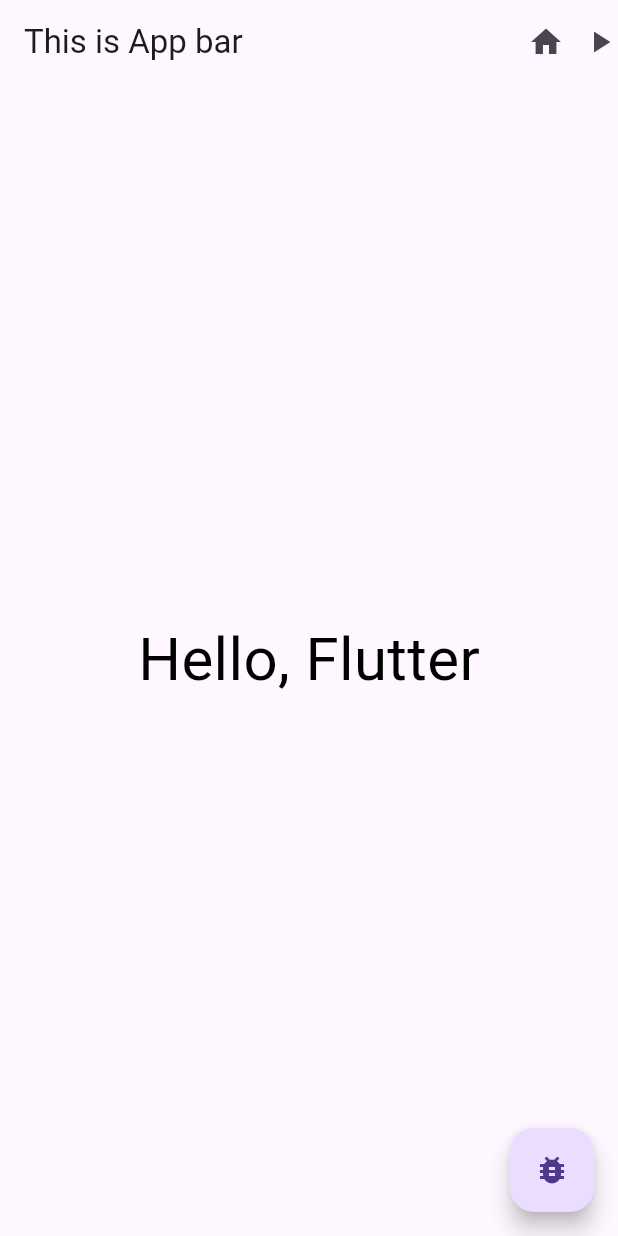
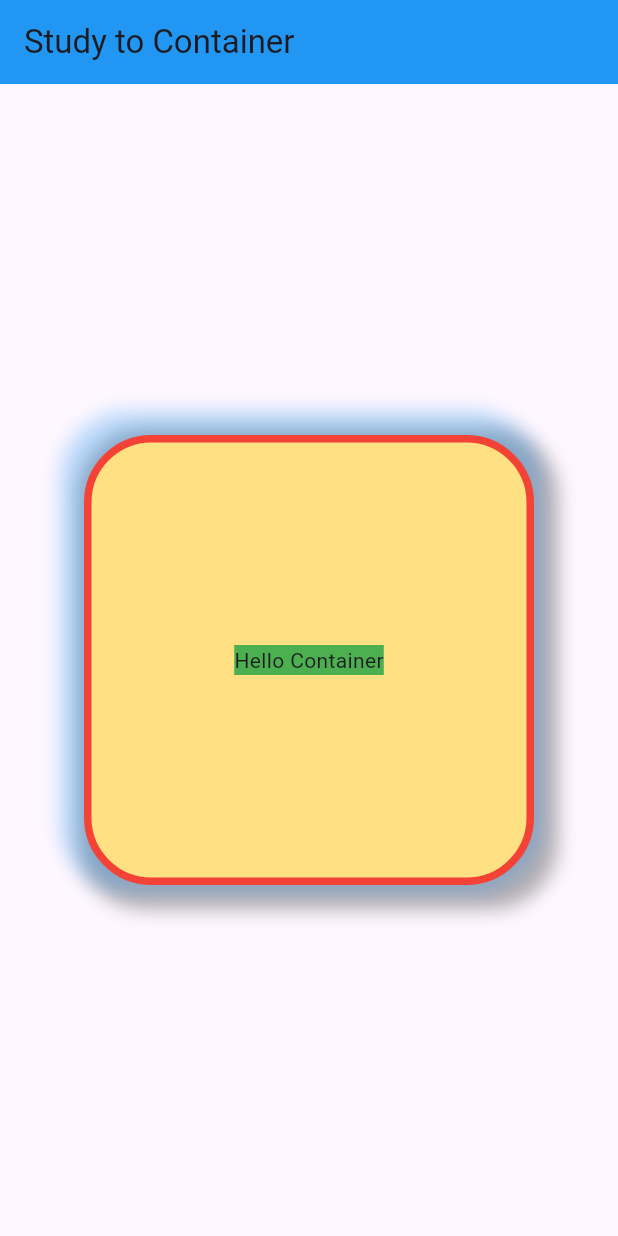
Before and after one commit to ryan2414/flutter_widget, a Flutter app: the screen it shows after launch, on a phone screen of 412 x 824 dp. Run offline on Flutter 3.47's test engine with Material 3 defaults, Android fonts, the phone set to English and light mode, and no system bars.

Commit message:
Study Container

```diff
--- a/lib/main.dart
+++ b/lib/main.dart
@@ -3,40 +3,49 @@ import 'package:flutter/material.dart';
 void main() {
   runApp(MaterialApp(
     home: Scaffold(
-      appBar: AppBar(actions: [
-        IconButton(
-          icon: Icon(Icons.home),
-          onPressed: () {
-            print('object');
-          },
-        ),
-        Icon(Icons.play_arrow),
-      ], centerTitle: false, title: Text('This is App bar')),
-      body: TestWidget(),
-      floatingActionButton: FloatingActionButton(
-        child: Icon(Icons.bug_report),
-        onPressed: () {
-          print('Tab! FAB!');
-        },
+      appBar: AppBar(
+        title: Text('Study to Container'),
+        backgroundColor: Colors.blue,
       ),
+      body: CustomContainer(),
     ),
   ));
 }
 
-class TestWidget extends StatelessWidget {
-  const TestWidget({super.key});
+class CustomContainer extends StatelessWidget {
+  const CustomContainer({super.key});
 
   @override
   Widget build(BuildContext context) {
-    return SafeArea(
-      child: Center(
-        child: Text(
-          'Hello, Flutter',
-          style: TextStyle(
-            fontSize: 40,
-            color: Colors.black,
+    return Center(
+      child: Container(
+        width: 300,
+        height: 300,
+        padding: EdgeInsets.fromLTRB(15, 10, 15, 10),
+        decoration: BoxDecoration(
+          color: Color(0xFFFFE082), //Colors.amber.shade200,
+          border: Border.all(
+            color: Colors.red,
+            width: 5,
+            style: BorderStyle.solid,
           ),
+          borderRadius: BorderRadius.circular(45),
+          boxShadow: [
+            BoxShadow(
+                color: Colors.black.withOpacity(0.3),
+                offset: Offset(6, 6),
+                blurRadius: 10,
+                spreadRadius: 10),
+            BoxShadow(
+                color: Colors.blue.withOpacity(0.3),
+                offset: Offset(-6, -6),
+                blurRadius: 10,
+                spreadRadius: 10),
+          ],
         ),
+        child: Center(
+            child:
+                Container(color: Colors.green, child: Text('Hello Container'))),
       ),
     );
   }
```
